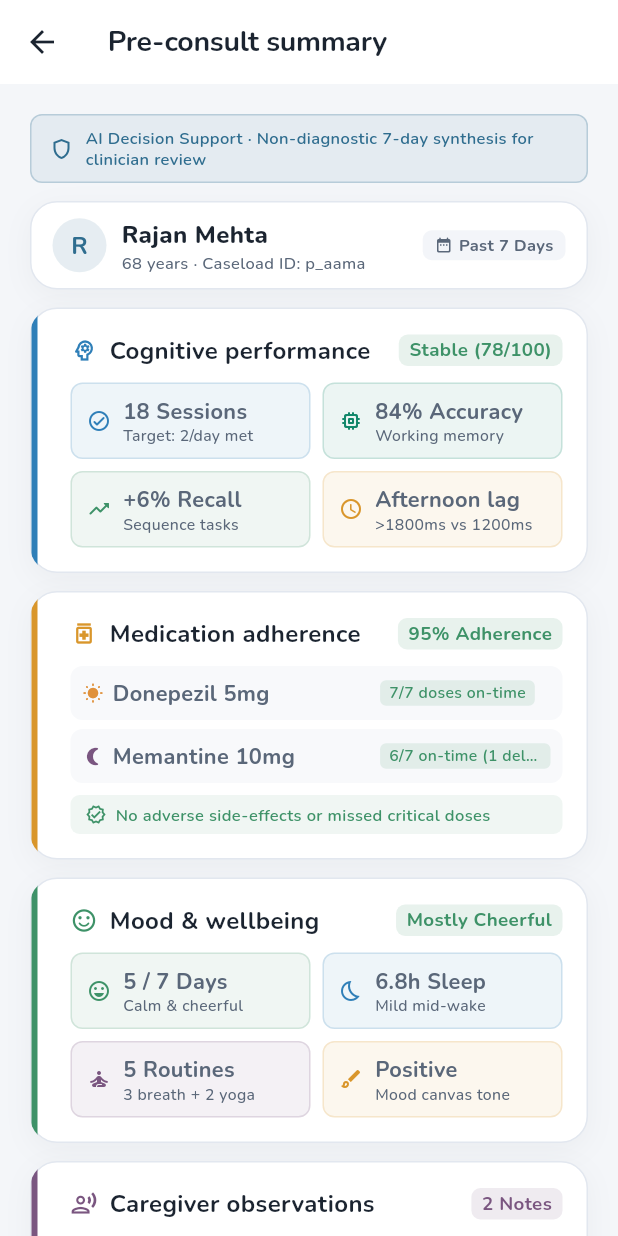
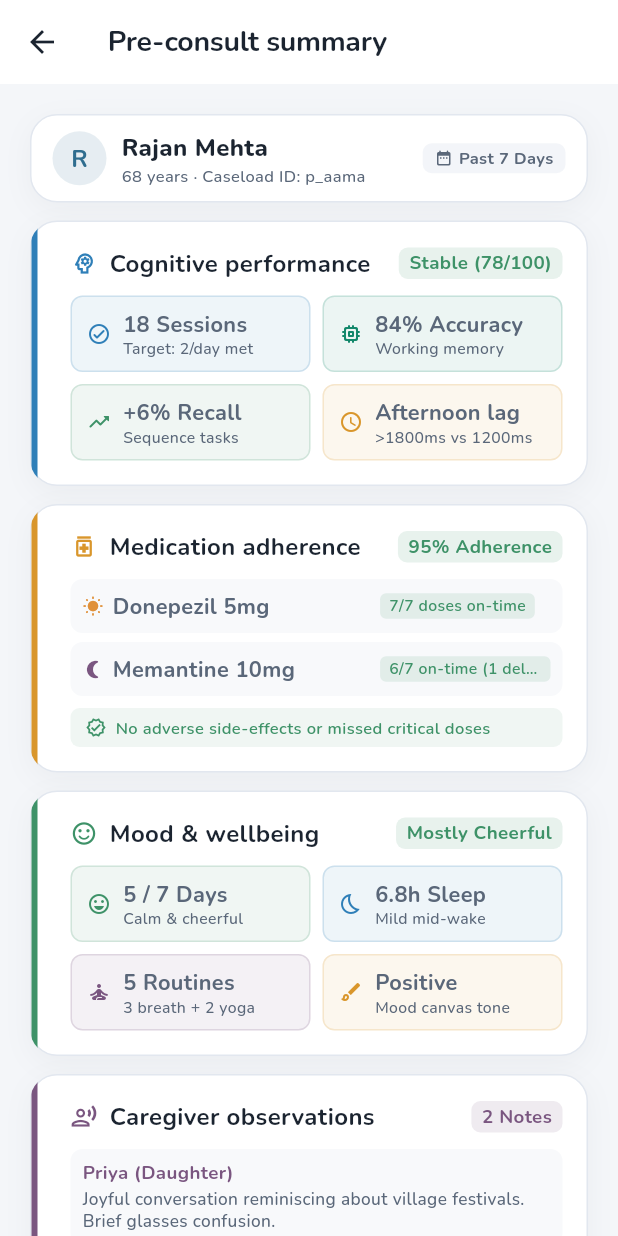
Before and after one commit to Eagleeye1811/SmaranSaathi, a Flutter app: the AppointmentDetailScreen screen opened directly with sample values from the repository, after a tap on "View full summary", on a phone screen of 412 x 824 dp. Run offline on Flutter 3.47's test engine with Material 3 defaults, Android fonts, the phone set to English and light mode, and no system bars; our stand-ins replace audioplayers, connectivity_plus, file_picker, firebase_auth, firebase_core, flutter_dotenv and 14 more; missing offline and left inert: fllama, flutter_webrtc, webview_flutter_android; accounts and stored records are empty; project files that could hold a hidden picture were left out.

Commit message:
fixed the summary part of doctor

```diff
--- a/frontend/lib/features/doctor/consultation/ai_preconsult_screen.dart
+++ b/frontend/lib/features/doctor/consultation/ai_preconsult_screen.dart
@@ -37,29 +37,6 @@ class AIPreconsultScreen extends StatelessWidget {
         child: Column(
           crossAxisAlignment: CrossAxisAlignment.start,
           children: <Widget>[
-            // ── Compact AI Disclaimer ────────────────────────────
-            Container(
-              padding: const EdgeInsets.symmetric(horizontal: 12, vertical: 8),
-              decoration: BoxDecoration(
-                color: AppColors.clinicAccent.withValues(alpha: 0.08),
-                borderRadius: Corners.r(8),
-                border: Border.all(color: AppColors.clinicAccent.withValues(alpha: 0.25)),
-              ),
-              child: Row(
-                children: <Widget>[
-                  const Icon(Icons.shield_outlined, size: 16, color: AppColors.clinicAccent),
-                  const SizedBox(width: 8),
-                  Expanded(
-                    child: Text(
-                      'AI Decision Support · Non-diagnostic 7-day synthesis for clinician review',
-                      style: CT.caption.sized(11).wght(600).tint(AppColors.clinicAccent),
-                    ),
-                  ),
-                ],
-              ),
-            ),
-            const SizedBox(height: 12),
-
             // ── Patient Quick Header ─────────────────────────────
             ClinicCard(
               padding: const EdgeInsets.symmetric(horizontal: 14, vertical: 10),
--- a/frontend/lib/l10n/app_as.arb
+++ b/frontend/lib/l10n/app_as.arb
@@ -1850,7 +1850,7 @@
   "doctorCarePlanSharedNote": "যত্নকৰ্তাই এতিয়া নিজৰ এপত এই পৰিকল্পনা চাব পাৰিব।",
   "doctorDetailCarePlan": "যত্ন পৰিকল্পনা",
   "doctorDetailMedicalReports": "চিকিৎসা প্ৰতিবেদন",
-  "doctorDetailAIPreconsult": "এআই পৰামৰ্শ-পূৰ্ব সাৰাংশ",
+  "doctorDetailAIPreconsult": "পৰামৰ্শ-পূৰ্ব সাৰাংশ",
   "doctorDetailCaregiverObs": "যত্নকৰ্তাৰ নিৰীক্ষণ",
   "doctorDetailMedicationInfo": "ঔষধ আৰু দৈনন্দিন নিয়ম",
   "doctorDetailMoodTrends": "মেজাজ আৰু সুস্থতাৰ প্ৰৱণতা",
--- a/frontend/lib/l10n/app_en.arb
+++ b/frontend/lib/l10n/app_en.arb
@@ -424,7 +424,7 @@
   "doctorCarePlanSharedNote": "Caregiver can now view this care plan in their app.",
   "doctorDetailCarePlan": "Care plan",
   "doctorDetailMedicalReports": "Medical reports",
-  "doctorDetailAIPreconsult": "AI pre-consult summary",
+  "doctorDetailAIPreconsult": "Pre-consult summary",
   "doctorDetailCaregiverObs": "Caregiver observations",
   "doctorDetailMedicationInfo": "Medication & routine",
   "doctorDetailMoodTrends": "Mood & wellbeing trends",
--- a/frontend/lib/l10n/app_hi.arb
+++ b/frontend/lib/l10n/app_hi.arb
@@ -1850,7 +1850,7 @@
   "doctorCarePlanSharedNote": "देखभालकर्ता अब अपने ऐप में यह योजना देख सकते हैं।",
   "doctorDetailCarePlan": "देखभाल योजना",
   "doctorDetailMedicalReports": "चिकित्सा रिपोर्ट",
-  "doctorDetailAIPreconsult": "एआई पूर्व-परामर्श सारांश",
+  "doctorDetailAIPreconsult": "पूर्व-परामर्श सारांश",
   "doctorDetailCaregiverObs": "देखभालकर्ता के अवलोकन",
   "doctorDetailMedicationInfo": "दवा और दिनचर्या",
   "doctorDetailMoodTrends": "मूड और कल्याण रुझान",
```
Also changed, not shown: frontend/lib/features/doctor/patients/patient_detail_screen.dart (+5 -20 lines), frontend/lib/l10n/app_localizations.g.dart.
